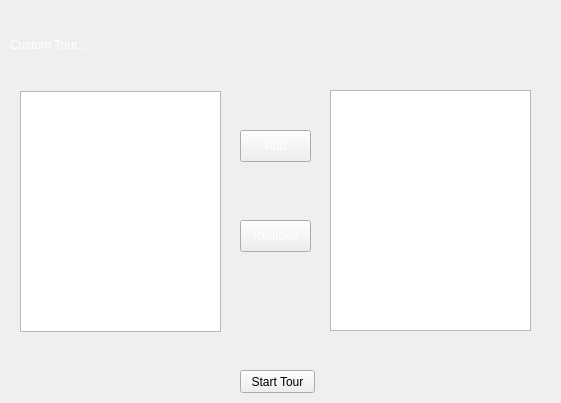
Old version of the form customtour.ui in the repository DuncanBauer/WineryTours.
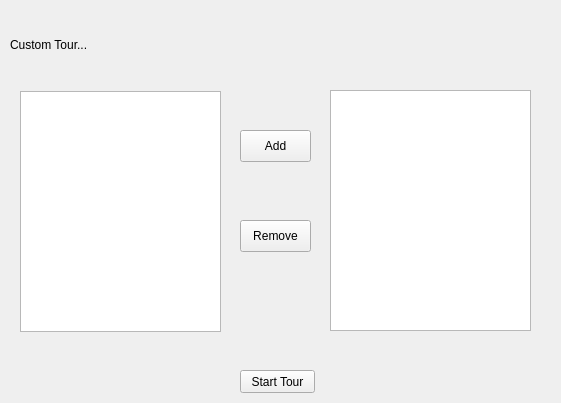
New version of the form. Icons and pictures are not drawn.

Diff of the .ui file:
```diff
--- a/customtour.ui
+++ b/customtour.ui
@@ -26,9 +26,7 @@
     </rect>
    </property>
    <property name="styleSheet">
-    <string notr="true">color: white;
-background-image: url(:/Downloads/kustom.jpeg);
-font: 13pt &quot;American Typewriter&quot;;</string>
+    <string notr="true"/>
    </property>
    <property name="text">
     <string>Add</string>
@@ -44,9 +42,7 @@
     </rect>
    </property>
    <property name="styleSheet">
-    <string notr="true">color: white;
-background-image: url(:/Downloads/kustom.jpeg);
-font: 13pt &quot;American Typewriter&quot;;</string>
+    <string notr="true"/>
    </property>
    <property name="text">
     <string>Remove</string>
@@ -65,7 +61,7 @@
     <string notr="true">font: italic 26pt &quot;Zapfino&quot;;</string>
    </property>
    <property name="text">
-    <string>&lt;html&gt;&lt;head/&gt;&lt;body&gt;&lt;p&gt;&lt;span style=&quot; color:#ffffff;&quot;&gt;Custom Tour...&lt;/span&gt;&lt;/p&gt;&lt;/body&gt;&lt;/html&gt;</string>
+    <string>&lt;html&gt;&lt;head/&gt;&lt;body&gt;&lt;p&gt;&lt;span style=&quot; color:#000000;&quot;&gt;Custom Tour...&lt;/span&gt;&lt;/p&gt;&lt;/body&gt;&lt;/html&gt;</string>
    </property>
   </widget>
   <widget class="QPushButton" name="pushButton">
```
Left out of the diff: 2 changed lines with no effect on the pictures.
